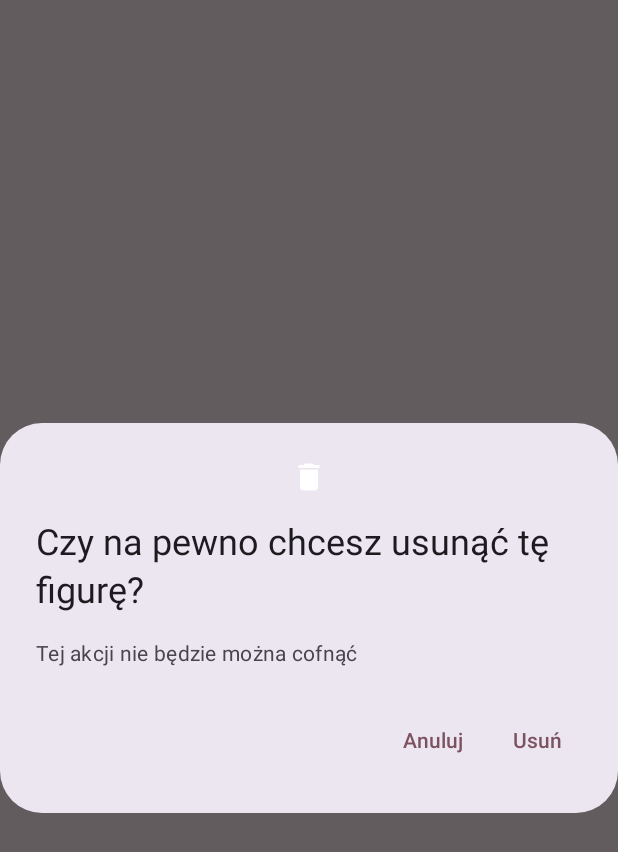
After one commit to Hortensjaa/Pole_Planner, an Android app built with Jetpack Compose: the composable DeleteDialog shown on its own in the app's theme, on a phone screen of 412 x 824 dp. The commit adds this screen. Shown: the top 852 px of the screen. Run offline under Robolectric (Android 15) with nearby library versions, the phone set to English and light mode, and no system bars.

Commit message:
delete action confirmation added

```diff
--- /dev/null
+++ b/app/src/main/java/com/example/poleplanner/pose_detail_view/composables/DeleteDialog.kt
@@ -0,0 +1,43 @@
+package com.example.poleplanner.pose_detail_view.composables
+
+import androidx.compose.material.icons.Icons
+import androidx.compose.material.icons.filled.Delete
+import androidx.compose.material3.AlertDialog
+import androidx.compose.material3.Icon
+import androidx.compose.material3.Text
+import androidx.compose.material3.TextButton
+import androidx.compose.runtime.Composable
+
+
+@Composable
+fun DeleteDialog(
+    deleteAction: () -> Unit,
+    dismissAction: () -> Unit
+) {
+    AlertDialog(
+        icon = {
+            Icon(Icons.Default.Delete, contentDescription = "Delete")
+        },
+        title = {
+            Text(text = "Czy na pewno chcesz usunąć tę figurę?")
+        },
+        text = {
+            Text(text = "Tej akcji nie będzie można cofnąć")
+        },
+        onDismissRequest = { dismissAction() },
+        confirmButton = {
+            TextButton(
+                onClick = { deleteAction() }
+            ) {
+                Text("Usuń")
+            }
+        },
+        dismissButton = {
+            TextButton(
+                onClick = { dismissAction() }
+            ) {
+                Text("Anuluj")
+            }
+        }
+    )
+}
```
Also changed, not shown: app/src/main/java/com/example/poleplanner/pose_detail_view/composables/PoseDetailScreen.kt (+19 -7 lines).
